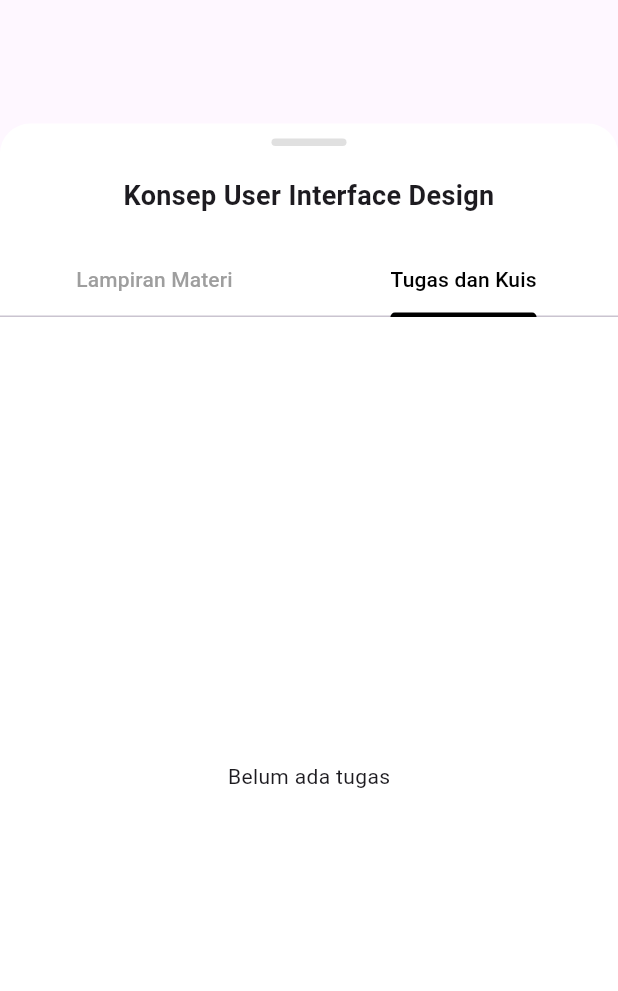
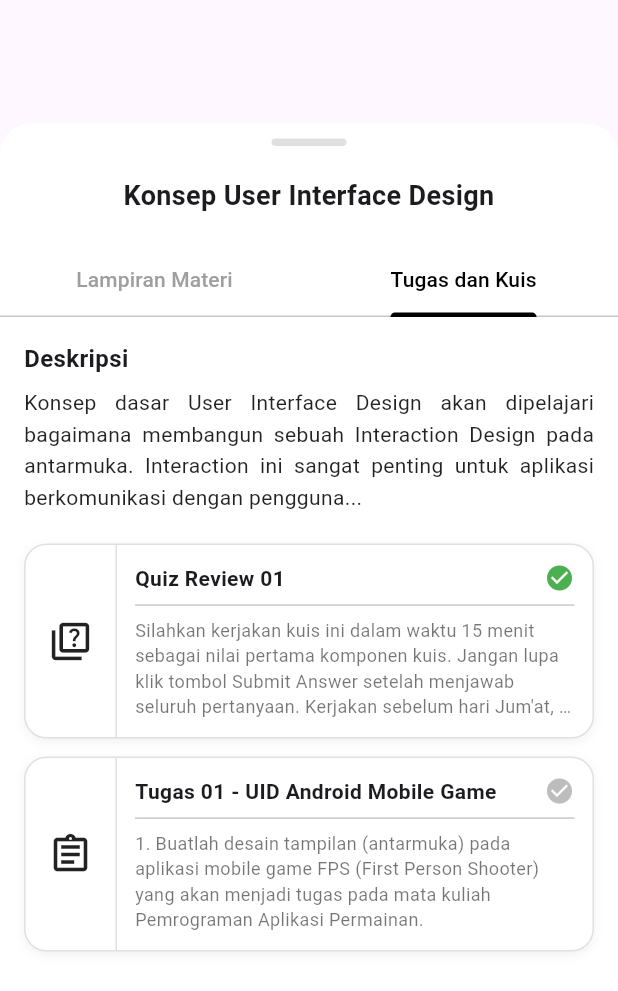
Before and after one commit to nunaprameswari/lms_hybird, a Flutter app: the MateriKeDua widget shown alone on an empty page, opened directly, tab 2 chosen, on a phone screen of 412 x 824 dp. Shown: the top 991 px of the screen. Run offline on Flutter 3.47's test engine with Material 3 defaults, Android fonts, the phone set to English and light mode, and no system bars.

Commit message:
perubahan botton di pertemuan ke 2

```diff
--- a/lib/fitur/materi2.dart
+++ b/lib/fitur/materi2.dart
@@ -52,7 +52,7 @@ class MateriKeDua extends StatelessWidget {
                         child: TabBarView(
                           children: [
                             _buildLampiranContent(controller),
-                            const Center(child: Text("Belum ada tugas")),
+                            _buildTugasContent2(controller),
                           ],
                         ),
                       ),
@@ -112,6 +112,129 @@ class MateriKeDua extends StatelessWidget {
       ],
     );
   }
+
+  Widget _buildTugasContent2(ScrollController controller) {
+    return ListView(
+      controller: controller,
+      padding: const EdgeInsets.all(16),
+      children: [
+        const Text(
+          "Deskripsi",
+          style: TextStyle(fontWeight: FontWeight.bold, fontSize: 16),
+        ),
+        const SizedBox(height: 8),
+        const Text(
+          "Konsep dasar User Interface Design akan dipelajari bagaimana membangun sebuah Interaction Design pada antarmuka. Interaction ini sangat penting untuk aplikasi berkomunikasi dengan pengguna...",
+          style: TextStyle(fontSize: 14, height: 1.5, color: Colors.black87),
+          textAlign: TextAlign.justify,
+        ),
+        const SizedBox(height: 20),
+
+        // Item Kuis (Sesuai Gambar Kuis 2.png)
+        _buildTaskCard(
+          icon: Icons.quiz_outlined,
+          title: "Quiz Review 01",
+          description:
+              "Silahkan kerjakan kuis ini dalam waktu 15 menit sebagai nilai pertama komponen kuis. Jangan lupa klik tombol Submit Answer setelah menjawab seluruh pertanyaan. Kerjakan sebelum hari Jum'at, 26 Februari 2021 jam 23:59 WIB.",
+          isCompleted: true, // Centang Hijau
+        ),
+
+        const SizedBox(height: 12),
+
+        // Item Tugas (Sesuai Gambar Kuis 2.png)
+        _buildTaskCard(
+          icon: Icons.assignment_outlined,
+          title: "Tugas 01 - UID Android Mobile Game",
+          description:
+              "1. Buatlah desain tampilan (antarmuka) pada aplikasi mobile game FPS (First Person Shooter) yang akan menjadi tugas pada mata kuliah Pemrograman Aplikasi Permainan.\n2. Desain yang dibuat harus melingkupi seluruh tampilan pada aplikasi/game, dari pertama kali aplikasi ...........",
+          isCompleted: false, // Centang Abu-abu
+        ),
+      ],
+    );
+  }
+
+  Widget _buildTaskCard({
+    required IconData icon,
+    required String title,
+    required String description,
+    required bool isCompleted,
+  }) {
+    return Container(
+      decoration: BoxDecoration(
+        color: Colors.white,
+        borderRadius: BorderRadius.circular(15),
+        border: Border.all(color: Colors.grey.shade300),
+        boxShadow: [
+          BoxShadow(
+            color: Colors.black.withOpacity(0.05),
+            blurRadius: 5,
+            offset: const Offset(0, 2),
+          ),
+        ],
+      ),
+      child: IntrinsicHeight(
+        // Agar garis pemisah mengikuti tinggi konten
+        child: Row(
+          crossAxisAlignment: CrossAxisAlignment.stretch,
+          children: [
+            // Sisi Kiri (Ikon)
+            Container(
+              width: 60,
+              padding: const EdgeInsets.all(12),
+              child: Center(child: Icon(icon, size: 30, color: Colors.black87)),
+            ),
+            // Garis Pemisah Vertikal
+            VerticalDivider(
+              width: 1,
+              color: Colors.grey.shade300,
+              thickness: 1,
+            ),
+            // Sisi Kanan (Teks & Status)
+            Expanded(
+              child: Padding(
+                padding: const EdgeInsets.all(12),
+                child: Column(
+                  crossAxisAlignment: CrossAxisAlignment.start,
+                  children: [
+                    Row(
+                      mainAxisAlignment: MainAxisAlignment.spaceBetween,
+                      children: [
+                        Text(
+                          title,
+                          style: const TextStyle(
+                            fontWeight: FontWeight.bold,
+                            fontSize: 14,
+                          ),
+                        ),
+                        Icon(
+                          Icons.check_circle,
+                          color: isCompleted
+                              ? Colors.green
+                              : Colors.grey.shade400,
+                          size: 20,
+                        ),
+                      ],
+                    ),
+                    const Divider(),
+                    Text(
+                      description,
+                      style: const TextStyle(
+                        fontSize: 12,
+                        color: Colors.black54,
+                        height: 1.4,
+                      ),
+                      maxLines: 4,
+                      overflow: TextOverflow.ellipsis,
+                    ),
+                  ],
+                ),
+              ),
+            ),
+          ],
+        ),
+      ),
+    );
+  }
 }
 
 // Reusable widget untuk item lampiran
```
